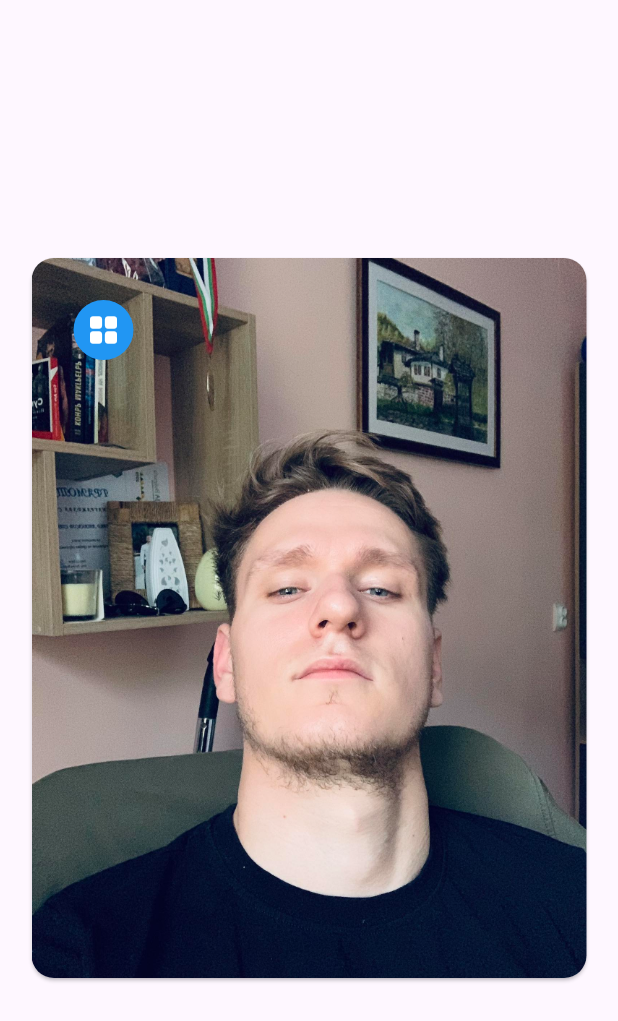
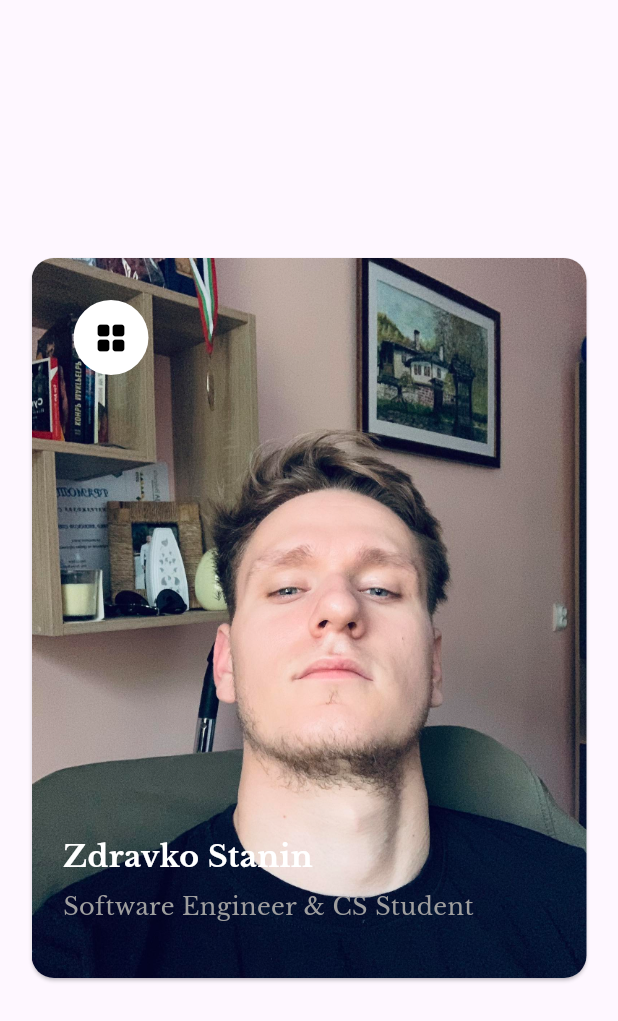
Before and after one commit to zdravkostanin1/personal_website, a Flutter app: the screen it shows after launch, on a phone screen of 412 x 824 dp. Shown: the top 1021 px of the screen. Run offline on Flutter 3.47's test engine with Material 3 defaults, Android fonts, the phone set to English and light mode, and no system bars; our stand-ins replace google_fonts.

Commit message:
Adding my name and title to the card view.

```diff
--- a/lib/src/app.dart
+++ b/lib/src/app.dart
@@ -40,18 +40,42 @@ class _CardViewState extends State<CardView> {
                 child: Padding(
                   padding: const EdgeInsets.all(16.0),
                   child: Container(
-                    width: 40,
-                    height: 40,
+                    width: 50,
+                    height: 50,
                     decoration: const BoxDecoration(
-                      color: Colors.blue,
+                      color: Colors.white,
                       shape: BoxShape.circle,
                     ),
                     child: const Icon(
                       Icons.grid_view_rounded,
-                      color: Colors.white,
+                      color: Colors.black,
                       size: 24,
                     ),
                   ),
+                ),
+              ),
+            ),
+            Positioned(
+              bottom: 70,
+              left: 25,
+              // right: 100,
+              child: Text(
+                'Zdravko Stanin',
+                style: GoogleFonts.libreBaskerville(
+                  fontSize: 20,
+                  fontWeight: FontWeight.bold,
+                  color: Colors.white,
+                ),
+              ),
+            ),
+            Positioned(
+              bottom: 40,
+              left: 25,
+              child: Text(
+                'Software Engineer & CS Student',
+                style: GoogleFonts.libreBaskerville(
+                  fontSize: 16,
+                  color: Colors.grey,
                 ),
               ),
             ),
```
